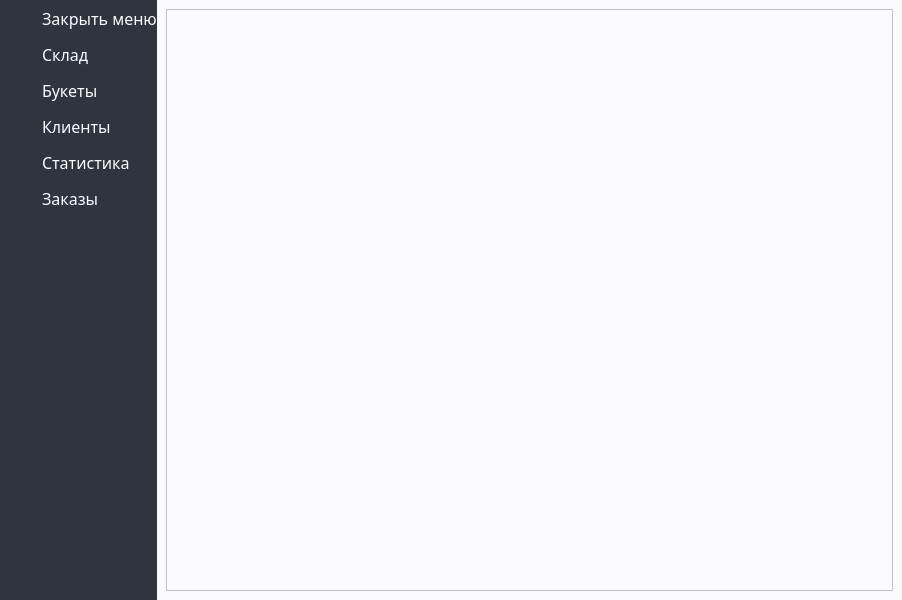
The window that Organiser/mainwindow.ui (et3rnalpain/Organiser) describes before a commit, drawn with Qt 5.
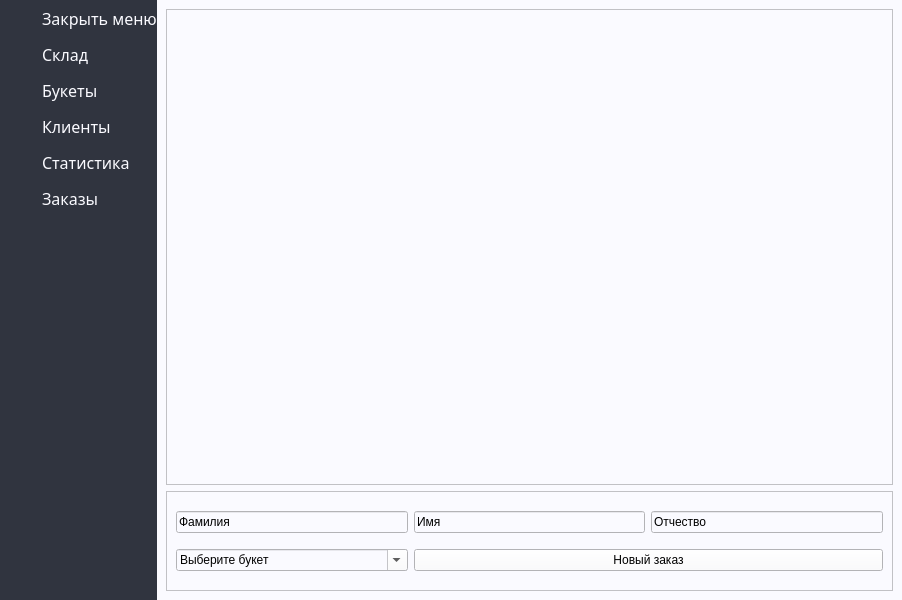
The same window after the commit. The open tabs and pages were chosen to show the change. Icons and pictures are not drawn.

```diff
--- a/Organiser/mainwindow.ui
+++ b/Organiser/mainwindow.ui
@@ -1366,8 +1366,8 @@
           </layout>
          </widget>
          <widget class="QWidget" name="page_5">
-          <layout class="QGridLayout" name="gridLayout_8">
-           <item row="0" column="0">
+          <layout class="QVBoxLayout" name="verticalLayout_9">
+           <item>
             <widget class="QScrollArea" name="scrollArea_4">
              <property name="widgetResizable">
               <bool>true</bool>
@@ -1377,8 +1377,8 @@
                <rect>
                 <x>0</x>
                 <y>0</y>
-                <width>63</width>
-                <height>20</height>
+                <width>704</width>
+                <height>474</height>
                </rect>
               </property>
               <layout class="QGridLayout" name="gridLayout_5">
@@ -1389,6 +1389,62 @@
              </widget>
             </widget>
            </item>
+           <item>
+            <widget class="QFrame" name="frame_3">
+             <property name="minimumSize">
+              <size>
+               <width>0</width>
+               <height>100</height>
+              </size>
+             </property>
+             <property name="frameShape">
+              <enum>QFrame::StyledPanel</enum>
+             </property>
+             <property name="frameShadow">
+              <enum>QFrame::Raised</enum>
+             </property>
+             <layout class="QGridLayout" name="gridLayout_6">
+              <item row="1" column="2">
+               <widget class="QLineEdit" name="lineEdit_2">
+                <property name="inputMask">
+                 <string>Имя</string>
+                </property>
+               </widget>
+              </item>
+              <item row="1" column="1">
+               <widget class="QLineEdit" name="lineEdit">
+                <property name="inputMask">
+                 <string>Фамилия</string>
+                </property>
+               </widget>
+              </item>
+              <item row="1" column="3">
+               <widget class="QLineEdit" name="lineEdit_3">
+                <property name="inputMask">
+                 <string>Отчество</string>
+                </property>
+               </widget>
+              </item>
+              <item row="2" column="1">
+               <widget class="QComboBox" name="comboBox_bouqete">
+                <property name="editable">
+                 <bool>true</bool>
+                </property>
+                <property name="currentText">
+                 <string>Выберите букет</string>
+                </property>
+               </widget>
+              </item>
+              <item row="2" column="2" colspan="2">
+               <widget class="QPushButton" name="newOrder">
+                <property name="text">
+                 <string>Новый заказ</string>
+                </property>
+               </widget>
+              </item>
+             </layout>
+            </widget>
+           </item>
           </layout>
          </widget>
         </widget>
```
Left out of the diff: 14 changed lines with no effect on the pictures.
